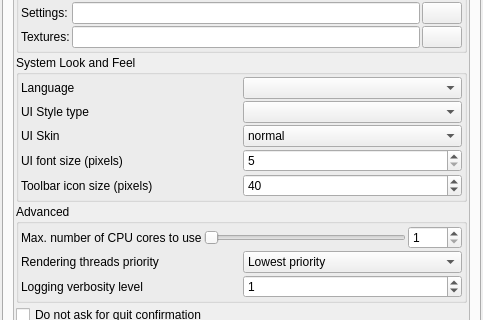
Before: the Qt Designer form mandelbulber2/qt/preferences_dialog.ui in buddhi1980/mandelbulber2, drawn with Qt 5; both pictures show x 0 to 483 and y 84 to 404 of the 483 by 584 pixel window.
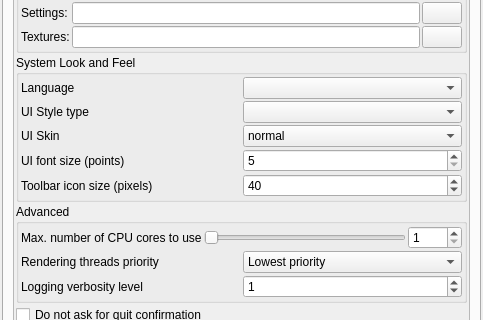
After: the same form once the commit is applied. The open tabs and pages were chosen to show the change. Icons and pictures are not drawn. Custom widgets are drawn as their Qt base class.

Commit message: Corrected text "UI font size (pixels)" to "UI font size (points)" Changed limits for toolbar icons size (from 20 to 400 pixels)

Patch:
```diff
--- a/mandelbulber2/qt/preferences_dialog.ui
+++ b/mandelbulber2/qt/preferences_dialog.ui
@@ -57,8 +57,8 @@
            <rect>
             <x>0</x>
             <y>0</y>
-            <width>437</width>
-            <height>678</height>
+            <width>459</width>
+            <height>508</height>
            </rect>
           </property>
           <layout class="QVBoxLayout" name="verticalLayout_general">
@@ -250,7 +250,7 @@
                 <item row="3" column="0">
                  <widget class="QLabel" name="label_7">
                   <property name="text">
-                   <string>UI font size (pixels)</string>
+                   <string>UI font size (points)</string>
                   </property>
                  </widget>
                 </item>
```
Left out of the diff: 14 changed lines with no effect on the pictures. The commit also changes 1 other file.
